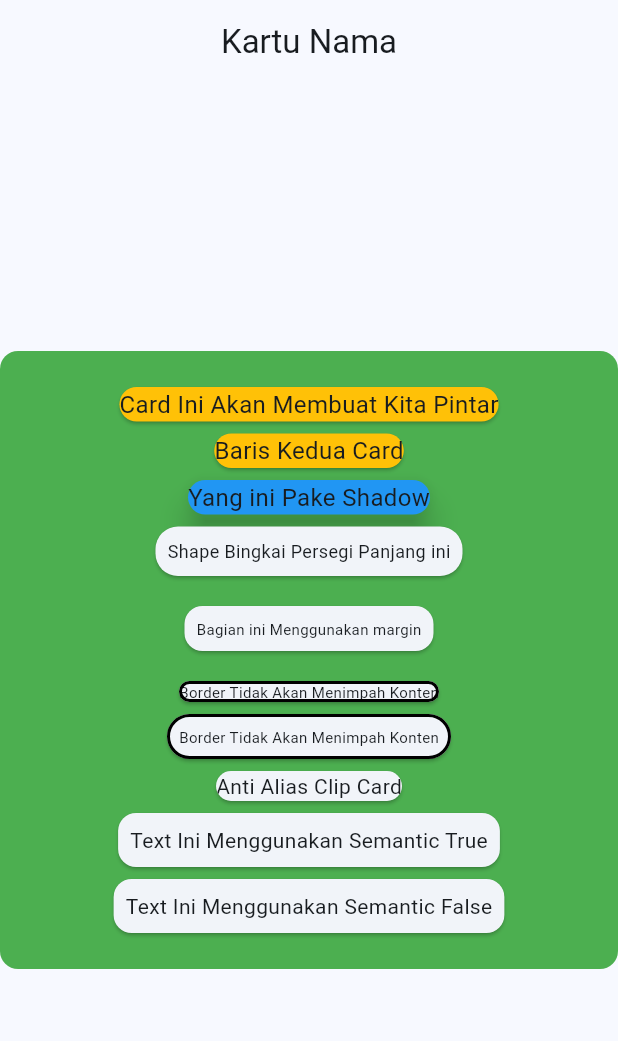
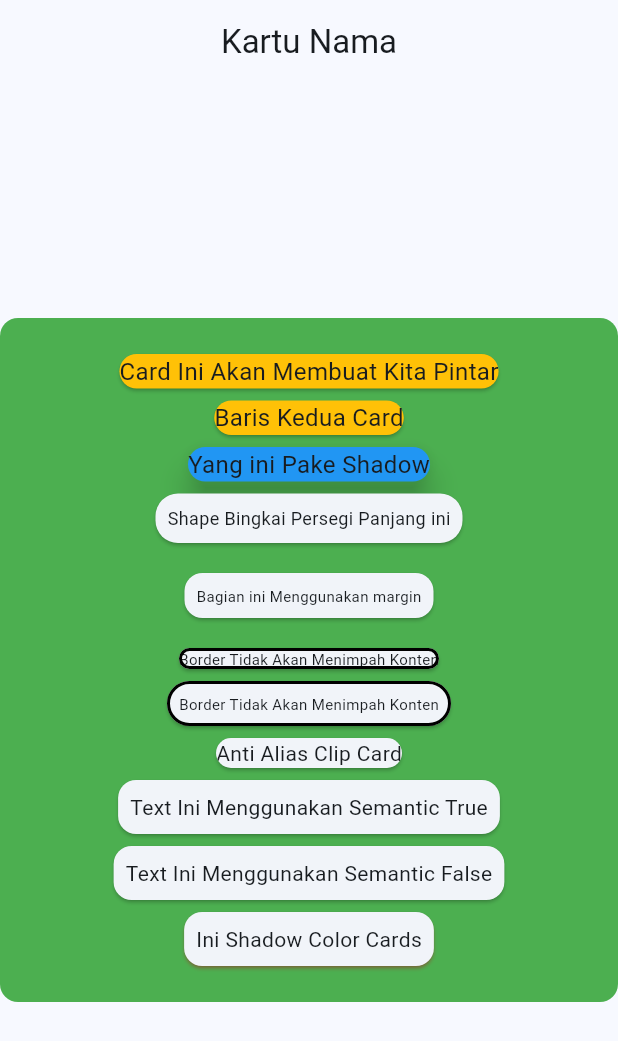
Before and after one commit to asis92/tugas_card, a Flutter app: the screen it shows after launch, on a phone screen of 412 x 824 dp. Shown: the top 1041 px of the screen. Run offline on Flutter 3.47's test engine with Material 3 defaults, Android fonts, the phone set to English and light mode, and no system bars.

Commit message:
Step 10 Update Card

```diff
--- a/lib/pages/card01.dart
+++ b/lib/pages/card01.dart
@@ -117,6 +117,16 @@ class MyCard extends StatelessWidget {
                       ),
                     ),
                   ),
+                  Card(
+                    shadowColor: Colors.red,
+                    child: Padding(
+                      padding: const EdgeInsets.all(8.0),
+                      child: Text(
+                        "Ini Shadow Color Cards",
+                        style: TextStyle(fontSize: 14.0),
+                      ),
+                    ),
+                  ),
                 ],
               ),
             ),
```
